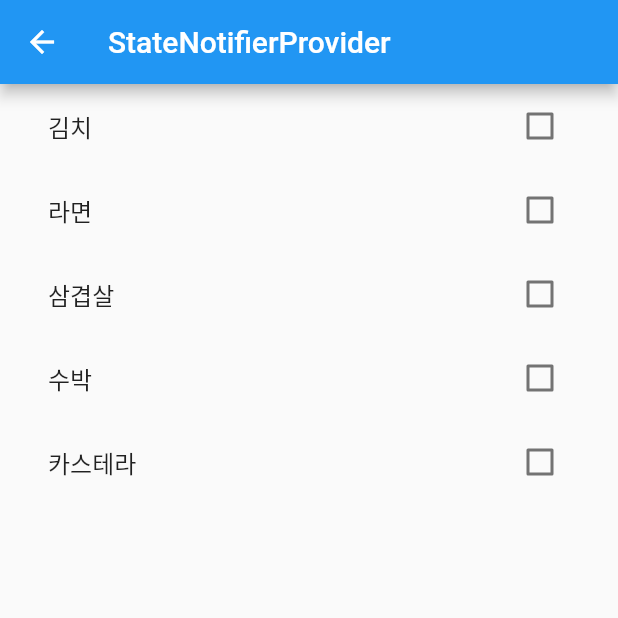
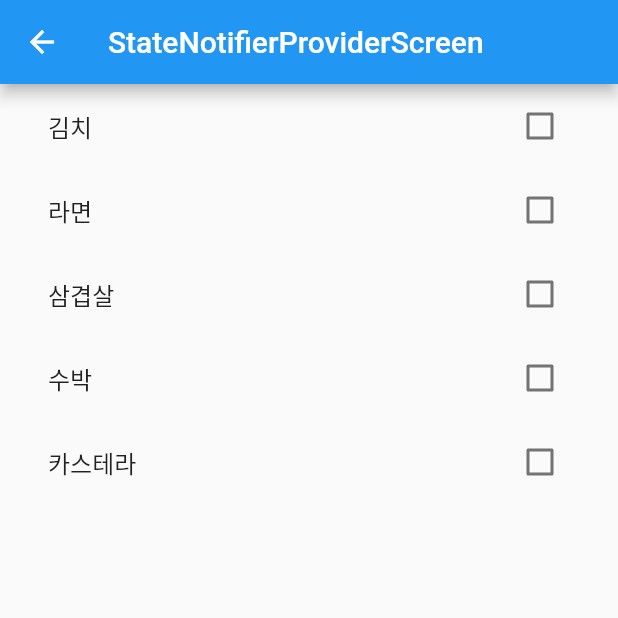
Before and after one commit to Bullets-jyr/statement_river, a Flutter app: the screen it shows after launch, after a tap on "StateNotifierProviderScreen", on a phone screen of 412 x 824 dp, the top half of it. Run offline on Flutter 3.47's test engine with Material 2 defaults, Android fonts, the phone set to English and light mode, and no system bars; our stand-ins replace flutter_riverpod, riverpod_annotation; generated files the repository leaves out were written again.

Commit message:
* 상태관리 프로젝트 적용 전 Riverpod v1 리뷰

```diff
--- a/lib/main.dart
+++ b/lib/main.dart
@@ -5,6 +5,7 @@ import 'package:flutter_riverpod/flutter_riverpod.dart';
 
 void main() {
   runApp(
+    // ProviderScope가 상위에 있어야지만, 상태관리 툴을 사용할 수 있습니다.
     ProviderScope(
       observers: [
         Logger(),
--- a/lib/model/shopping_item_model.dart
+++ b/lib/model/shopping_item_model.dart
@@ -18,6 +18,7 @@ class ShoppingItemModel {
     required this.isSpicy,
   });
 
+  // 꿀팁 보너스: copyWith 만드는 방법
   ShoppingItemModel copyWith({
     String? name,
     int? quantity,
--- a/lib/riverpod/auto_dispose_modifier_provider.dart
+++ b/lib/riverpod/auto_dispose_modifier_provider.dart
@@ -1,7 +1,7 @@
 import 'package:flutter_riverpod/flutter_riverpod.dart';
 
 // 자동으로 캐시를 삭제한다는 뜻입니다. 처음부터 다시 생성을 한다는 뜻입니다.
-// 필요가 없을 때, 캐시를 삭제하고 필요할 때, 다시 생성을 한다는 뜻입니다.
+// 따라서 필요가 없을 때, 캐시를 삭제하고 필요할 때, 다시 생성을 한다는 뜻입니다.
 final autoDisposeModifierProvider = FutureProvider.autoDispose<List<int>>((ref) async {
   await Future.delayed(Duration(seconds: 2));
 
--- a/lib/riverpod/family_modifier_provider.dart
+++ b/lib/riverpod/family_modifier_provider.dart
@@ -12,6 +12,7 @@ class Parameter {
   });
 }
 
+// family<반환 값, 받는 값>
 final familyModifierProvider = FutureProvider.family<List<int>, int>((ref, data) async {
   await Future.delayed(Duration(seconds: 2));
 
--- a/lib/riverpod/provider_observer.dart
+++ b/lib/riverpod/provider_observer.dart
@@ -1,5 +1,6 @@
 import 'package:flutter_riverpod/flutter_riverpod.dart';
 
+// provider observer
 class Logger extends ProviderObserver {
   @override
   void didUpdateProvider(ProviderBase provider, Object? previousValue, Object? newValue, ProviderContainer container) {
--- a/lib/riverpod/provider_provider.dart
+++ b/lib/riverpod/provider_provider.dart
@@ -1,6 +1,10 @@
 import 'package:flutter_riverpod/flutter_riverpod.dart';
 import 'package:statement_river/model/shopping_item_model.dart';
 import 'package:statement_river/riverpod/state_notifier_provider.dart';
+
+// final filteredShoppingListProvider = Provider(
+//   (ref) => ref.watch(shoppingListProvider),
+// );
 
 final filteredShoppingListProvider = Provider<List<ShoppingItemModel>>(
   (ref) {
@@ -21,6 +25,7 @@ final filteredShoppingListProvider = Provider<List<ShoppingItemModel>>(
   },
 );
 
+// 필터링 상태
 enum FilterState {
   // 안매움
   notSpicy,
--- a/lib/riverpod/select_provider.dart
+++ b/lib/riverpod/select_provider.dart
@@ -2,12 +2,14 @@ import 'package:flutter/material.dart';
 import 'package:flutter_riverpod/flutter_riverpod.dart';
 import 'package:statement_river/model/shopping_item_model.dart';
 
+// 특정 속성이 변경되었을 때만, 반응을 하는 Provider
 final selectProvider = StateNotifierProvider<SelectNotifier, ShoppingItemModel>(
   (ref) => SelectNotifier(),
 );
 
 class SelectNotifier extends StateNotifier<ShoppingItemModel> {
   SelectNotifier()
+      // state의 기본값
       : super(
           ShoppingItemModel(
             name: '김치',
--- a/lib/riverpod/state_notifier_provider.dart
+++ b/lib/riverpod/state_notifier_provider.dart
@@ -1,6 +1,8 @@
 import 'package:flutter_riverpod/flutter_riverpod.dart';
 import 'package:statement_river/model/shopping_item_model.dart';
 
+// 위젯에서 사용하기 위한 방법
+// ShoppingListNotifier를 Provider로 만드는 방법
 // StateNotifierProvider는 StateNotifier를 상속한 클래스를 Provider로 만들 수 있는 클래스 입니다.
 final shoppingListProvider =
     StateNotifierProvider<ShoppingListNotifier, List<ShoppingItemModel>>(
@@ -12,6 +14,7 @@ final shoppingListProvider =
 // StateNotifier는 StateNotifierProvider에 제공이될 클래스가 상속하는 것입니다.
 class ShoppingListNotifier extends StateNotifier<List<ShoppingItemModel>> {
   // super에는 처음에 어떤 값으로 상태를 초기화할 지 넣어줘야합니다.
+  // 초기화한 값은 ShoppingListNotifier의 상태가 된다.
   ShoppingListNotifier()
       : super(
           [
@@ -49,7 +52,7 @@ class ShoppingListNotifier extends StateNotifier<List<ShoppingItemModel>> {
         );
 
   void toggleHasBought({required String name}) {
-    // state : super에서 초기화한 값
+    // state : super에서 초기화한 값, 자동으로 제공되는 값
     state = state
         .map((e) => e.name == name
             ? ShoppingItemModel(
--- a/lib/screen/family_modifier_screen.dart
+++ b/lib/screen/family_modifier_screen.dart
@@ -8,6 +8,7 @@ class FamilyModifierScreen extends ConsumerWidget {
 
   @override
   Widget build(BuildContext context, WidgetRef ref) {
+    // 어떤 Provider든 상관없이 똑같이 사용할 수 있습니다.
     // family_modifier_provider에 있는 data값에 해당되는 파라미터를 넣어줘야합니다.
     final state = ref.watch(familyModifierProvider(3));
     return DefaultLayout(
--- a/lib/screen/future_provider_screen.dart
+++ b/lib/screen/future_provider_screen.dart
@@ -8,6 +8,7 @@ class FutureProviderScreen extends ConsumerWidget {
 
   @override
   Widget build(BuildContext context, WidgetRef ref) {
+    // AsyncValue는 when을 가지고 있습니다.
     final AsyncValue state = ref.watch(multipleFutureProvider);
 
     return DefaultLayout(
@@ -16,8 +17,9 @@ class FutureProviderScreen extends ConsumerWidget {
         mainAxisAlignment: MainAxisAlignment.center,
         crossAxisAlignment: CrossAxisAlignment.stretch,
         children: [
+          // 일종의 FutureBuilder
           state.when(
-            // data가 있을 때
+            // loading이 끝나고, data가 있을 때
             data: (data) {
               return Text(
                 data.toString(),
--- a/lib/screen/state_notifier_provider_screen.dart
+++ b/lib/screen/state_notifier_provider_screen.dart
@@ -12,14 +12,17 @@ class StateNotifierProviderScreen extends ConsumerWidget {
     final List<ShoppingItemModel> state = ref.watch(shoppingListProvider);
 
     return DefaultLayout(
-      title: 'StateNotifierProvider',
+      title: 'StateNotifierProviderScreen',
       body: ListView(
         children: state
             .map(
               (e) => CheckboxListTile(
                 title: Text(e.name),
+                // 체크박스의 체크 유무
                 value: e.hasBought,
+                // value: 현재 값
                 onChanged: (value) {
+                  // ref.read(shoppingListProvider.notifier): 클래스
                   ref.read(shoppingListProvider.notifier).toggleHasBought(
                         name: e.name,
                       );
```
Also changed, not shown: lib/screen/home_screen.dart (+10 -0 lines), lib/screen/listen_provider_screen.dart (+12 -6 lines), lib/screen/select_provider_screen.dart (+5 -4 lines), lib/screen/state_provider_screen.dart (+9 -0 lines).
